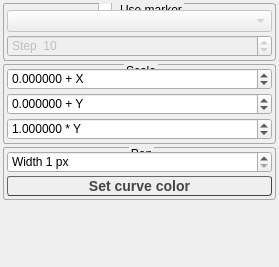
Above: Rragraph/src/CurveSettings.ui from rasmadeus/Rragraph before the change. Below: the same form after it.
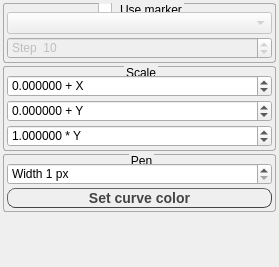
That is the form after the change.

What changed in the file:
```diff
--- a/Rragraph/src/CurveSettings.ui
+++ b/Rragraph/src/CurveSettings.ui
@@ -74,7 +74,7 @@
        <number>3</number>
       </property>
       <property name="topMargin">
-       <number>6</number>
+       <number>8</number>
       </property>
       <property name="rightMargin">
        <number>3</number>
@@ -165,7 +165,7 @@
        <number>3</number>
       </property>
       <property name="topMargin">
-       <number>3</number>
+       <number>8</number>
       </property>
       <property name="rightMargin">
        <number>3</number>
@@ -296,7 +296,7 @@
        <number>3</number>
       </property>
       <property name="topMargin">
-       <number>3</number>
+       <number>8</number>
       </property>
       <property name="rightMargin">
        <number>3</number>
@@ -363,7 +363,7 @@
     border-style: outset;
     border-width: 1px;
     font: bold 14px;
-    border-radius: 3px;
+    border-radius: 8px;
     min-width: 10em;
     color: #444444;
     height:15px;
```
